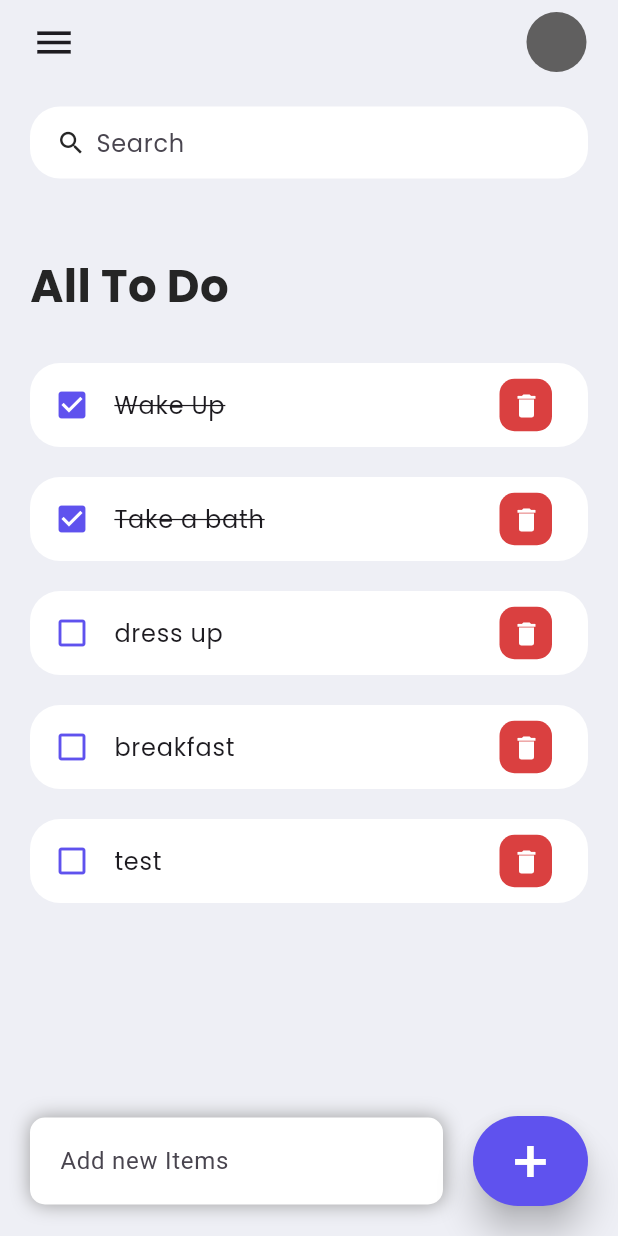
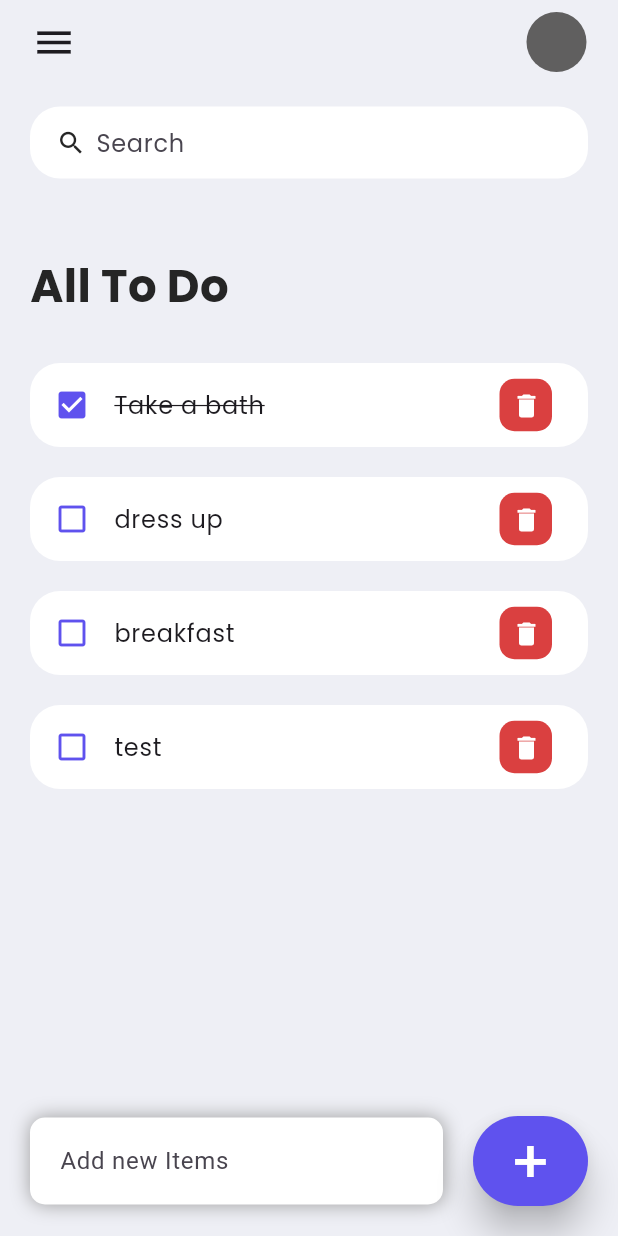
Before and after one commit to AstriaLfy/to-do-list-app, a Flutter app: the screen it shows after launch, after a tap on the "delete" icon, on a phone screen of 412 x 824 dp. Run offline on Flutter 3.47's test engine with Material 3 defaults, Android fonts, the phone set to English and light mode, and no system bars; our stand-ins replace google_fonts.

Commit message:
Delete func add

```diff
--- a/lib/Widgets/todo_items.dart
+++ b/lib/Widgets/todo_items.dart
@@ -6,8 +6,9 @@ import '../models/todo.dart';
 class TodoItems extends StatelessWidget {
   final ToDo todo;
   final ontodoChange;
+  final onDelete;
 
-  const TodoItems({super.key, required this.todo, required this.ontodoChange});
+  const TodoItems({super.key, required this.todo, required this.ontodoChange, required this.onDelete});
 
   @override
   Widget build(BuildContext context) {
@@ -32,7 +33,7 @@ class TodoItems extends StatelessWidget {
             color: tdRed,
             borderRadius: BorderRadius.circular(10)
           ),child: Center( child:
-            IconButton(onPressed:() {print("delete test");}, icon: Icon(Icons.delete, color: Colors.white,), iconSize: 20,
+            IconButton(onPressed:() {onDelete(todo.id);}, icon: Icon(Icons.delete, color: Colors.white,), iconSize: 20,
             ),
         )
         ),
--- a/lib/home.dart
+++ b/lib/home.dart
@@ -40,7 +40,7 @@ class _HomeState extends State<Home> {
                           ),
                         ),
                       ),
-                      for (ToDo todoo in todosList) TodoItems(todo: todoo, ontodoChange: _handleTodoChange,),
+                      for (ToDo todoo in todosList) TodoItems(todo: todoo, ontodoChange: _handleTodoChange, onDelete: _onDelete,),
                     ],
                   ),
                 ),
@@ -58,15 +58,14 @@ class _HomeState extends State<Home> {
                     decoration: BoxDecoration(
                       color: Colors.white,
                       boxShadow: const [
-                        // Use a list for multiple shadows if needed
                         BoxShadow(
                           color: Colors.grey, // Shadow color
                           offset: Offset(
                             0.0,
                             0.0,
-                          ), // X: no shift, Y: 5 pixels down
-                          blurRadius: 10, // **Key for softness**
-                          spreadRadius: 0, // Slightly expands the shadow
+                          ),
+                          blurRadius: 10,
+                          spreadRadius: 0,
                         ),
                       ],
                       borderRadius: BorderRadius.circular(10),
@@ -83,7 +82,9 @@ class _HomeState extends State<Home> {
                 Container(
                   margin: EdgeInsets.only(bottom: 20, right: 20),
                   child: ElevatedButton( style: ElevatedButton.styleFrom(backgroundColor: tdBlue, minimumSize: Size(60, 60), elevation: 10,),
-                      onPressed: (){}, child: Text("+", style: GoogleFonts.poppins(fontSize: 40, color: Colors.white),)
+                      onPressed: (){
+                    //add container and func
+                      }, child: Text("+", style: GoogleFonts.poppins(fontSize: 40, color: Colors.white),)
                   ),
 
                 )
@@ -101,8 +102,13 @@ class _HomeState extends State<Home> {
       todo.isDone =!todo.isDone;
     });
   }
+
+  void _onDelete(String id){
+    setState(() {
+      todosList.removeWhere((item) => item.id == id);
+    });
+  }
 }
-
 
 
 
--- a/lib/models/todo.dart
+++ b/lib/models/todo.dart
@@ -10,6 +10,7 @@ class ToDo{
     this.isDone =  false
   });
 
+
   static List<ToDo> todoList(){
     return[
       ToDo(id: "01", todoText: "Wake Up", isDone: true),
```
